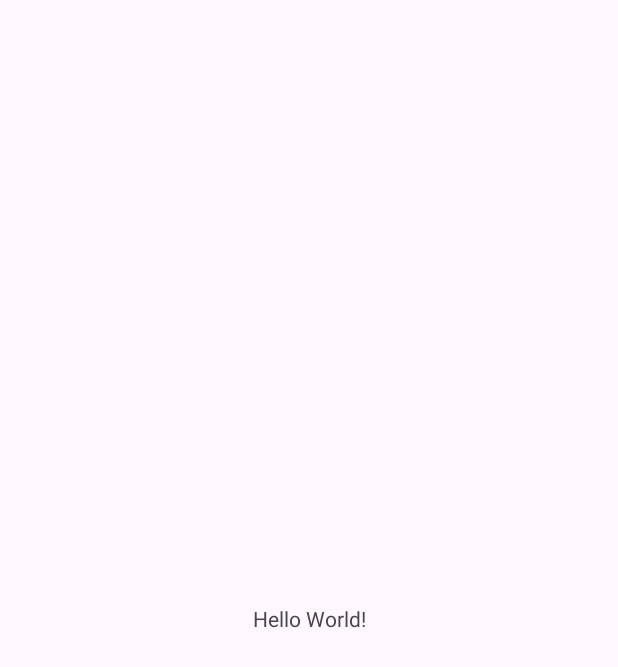
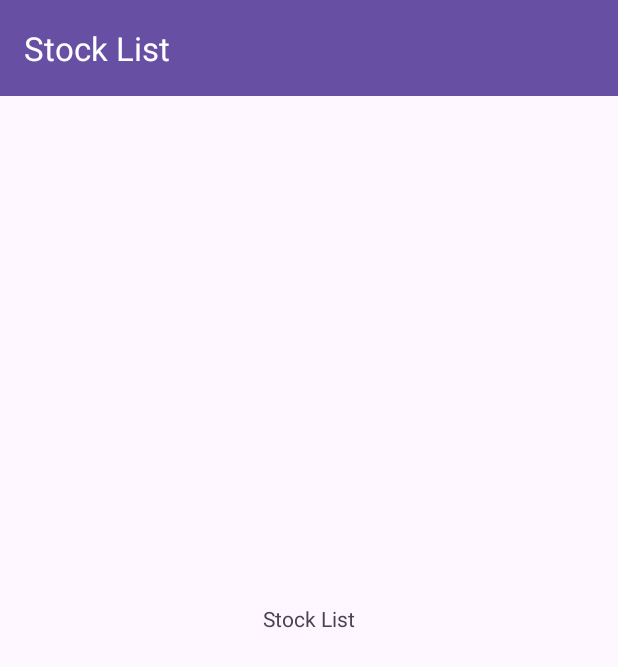
Before and after one commit to llc890410/TWSEStockInfo, an Android app: the screen it shows after launch (MainActivity), on a phone screen of 412 x 824 dp. Before the commit the part shown is almost empty. Shown: the top 667 px of the screen. Run offline under Robolectric (Android 15) with nearby library versions, the phone set to English and light mode, and no system bars; our stand-ins replace Dagger/Hilt's generated code, Timber, navigation-ui.

Commit message:
導入 NavController，新增 Toolbar，新增 StockListFragment

```diff
--- a/app/build.gradle.kts
+++ b/app/build.gradle.kts
@@ -4,6 +4,7 @@ plugins {
     alias(libs.plugins.hilt.android.gradle.plugin)
     alias(libs.plugins.ksp)
     alias(libs.plugins.kotlinx.serialization)
+    alias(libs.plugins.androidx.navigation.safe.args)
 }
 
 android {
@@ -62,6 +63,8 @@ dependencies {
     implementation(libs.retrofit.kotlinx.serialization.converter)
     implementation(libs.timber)
     implementation(libs.lifecycle.viewmodel.ktx)
+    implementation(libs.androidx.navigation.fragment.ktx)
+    implementation(libs.androidx.navigation.ui.ktx)
     testImplementation(libs.junit)
     androidTestImplementation(libs.androidx.junit)
     androidTestImplementation(libs.androidx.espresso.core)
--- a/app/src/main/java/com/michaelliu/twsestockinfo/MainActivity.kt
+++ b/app/src/main/java/com/michaelliu/twsestockinfo/MainActivity.kt
@@ -1,45 +1,37 @@
 package com.michaelliu.twsestockinfo
 
 import android.os.Bundle
-import androidx.activity.enableEdgeToEdge
-import androidx.activity.viewModels
 import androidx.appcompat.app.AppCompatActivity
-import androidx.core.view.ViewCompat
-import androidx.core.view.WindowInsetsCompat
-import com.michaelliu.twsestockinfo.presentation.ui.stocklist.StockInfoListViewModel
-import com.michaelliu.twsestockinfo.utils.NetworkResult
+import androidx.navigation.NavController
+import androidx.navigation.fragment.NavHostFragment
+import androidx.navigation.ui.setupActionBarWithNavController
+import com.michaelliu.twsestockinfo.databinding.ActivityMainBinding
 import dagger.hilt.android.AndroidEntryPoint
-import timber.log.Timber
 
 @AndroidEntryPoint
 class MainActivity : AppCompatActivity() {
 
-    private val stockInfoListViewModel: StockInfoListViewModel by viewModels()
+    private lateinit var binding: ActivityMainBinding
+    private lateinit var navController: NavController
 
     override fun onCreate(savedInstanceState: Bundle?) {
         super.onCreate(savedInstanceState)
-        enableEdgeToEdge()
-        setContentView(R.layout.activity_main)
-        ViewCompat.setOnApplyWindowInsetsListener(findViewById(R.id.main)) { v, insets ->
-            val systemBars = insets.getInsets(WindowInsetsCompat.Type.systemBars())
-            v.setPadding(systemBars.left, systemBars.top, systemBars.right, systemBars.bottom)
-            insets
-        }
+        binding = ActivityMainBinding.inflate(layoutInflater)
+        setContentView(binding.root)
 
-        observeStockState()
-        stockInfoListViewModel.fetchStockInfoList()
+        setupNavController()
+
+        setSupportActionBar(binding.toolbar)
+        setupActionBarWithNavController(navController)
     }
 
-    private fun observeStockState() {
-        stockInfoListViewModel.stockState.observe(this) { state ->
-            when (state) {
-                is NetworkResult.Success -> {
-                    Timber.e("Stock list: ${state.data}")
-                }
-                is NetworkResult.Failure -> {
-                    Timber.e("Error: ${state.exception}")
-                }
-            }
-        }
+    private fun setupNavController() {
+        val navHostFragment =
+            supportFragmentManager.findFragmentById(R.id.nav_host_fragment) as NavHostFragment
+        navController = navHostFragment.navController
+    }
+
+    override fun onSupportNavigateUp(): Boolean {
+        return navController.navigateUp() || super.onSupportNavigateUp()
     }
 }
--- /dev/null
+++ b/app/src/main/java/com/michaelliu/twsestockinfo/presentation/ui/stockinfolist/StockInfoListFragment.kt
@@ -0,0 +1,31 @@
+package com.michaelliu.twsestockinfo.presentation.ui.stockinfolist
+
+import android.os.Bundle
+import android.view.LayoutInflater
+import android.view.View
+import android.view.ViewGroup
+import androidx.fragment.app.Fragment
+import com.michaelliu.twsestockinfo.databinding.FragmentStockInfoListBinding
+import dagger.hilt.android.AndroidEntryPoint
+
+@AndroidEntryPoint
+class StockInfoListFragment : Fragment() {
+
+    private var _binding: FragmentStockInfoListBinding? = null
+    private val binding get() = _binding!!
+
+    override fun onCreateView(
+        inflater: LayoutInflater,
+        container: ViewGroup?,
+        savedInstanceState: Bundle?
+    ): View {
+        _binding = FragmentStockInfoListBinding.inflate(inflater, container, false)
+        return binding.root
+    }
+
+    override fun onDestroyView() {
+        super.onDestroyView()
+        _binding = null
+    }
+
+}
--- a/app/src/main/java/com/michaelliu/twsestockinfo/presentation/ui/stocklist/StockInfoListViewModel.kt
+++ b/app/src/main/java/com/michaelliu/twsestockinfo/presentation/ui/stockinfolist/StockInfoListViewModel.kt
@@ -1,4 +1,4 @@
-package com.michaelliu.twsestockinfo.presentation.ui.stocklist
+package com.michaelliu.twsestockinfo.presentation.ui.stockinfolist
 
 import androidx.lifecycle.LiveData
 import androidx.lifecycle.MutableLiveData
--- a/app/src/main/res/layout/activity_main.xml
+++ b/app/src/main/res/layout/activity_main.xml
@@ -7,13 +7,24 @@
     android:layout_height="match_parent"
     tools:context=".MainActivity">
 
-    <TextView
-        android:layout_width="wrap_content"
-        android:layout_height="wrap_content"
-        android:text="Hello World!"
-        app:layout_constraintBottom_toBottomOf="parent"
+    <com.google.android.material.appbar.MaterialToolbar
+        android:id="@+id/toolbar"
+        android:layout_width="match_parent"
+        android:layout_height="?attr/actionBarSize"
+        android:background="?attr/colorPrimary"
         app:layout_constraintEnd_toEndOf="parent"
         app:layout_constraintStart_toStartOf="parent"
-        app:layout_constraintTop_toTopOf="parent" />
+        app:layout_constraintTop_toTopOf="parent"
+        app:popupTheme="@style/ThemeOverlay.MaterialComponents.Light"
+        app:title="@string/tool_bar_title"
+        app:titleTextColor="@android:color/white" />
+
+    <androidx.fragment.app.FragmentContainerView
+        android:id="@+id/nav_host_fragment"
+        android:name="androidx.navigation.fragment.NavHostFragment"
+        android:layout_width="match_parent"
+        android:layout_height="match_parent"
+        app:defaultNavHost="true"
+        app:navGraph="@navigation/nav_graph" />
 
 </androidx.constraintlayout.widget.ConstraintLayout>
--- /dev/null
+++ b/app/src/main/res/layout/fragment_stock_info_list.xml
@@ -0,0 +1,17 @@
+<?xml version="1.0" encoding="utf-8"?>
+<androidx.constraintlayout.widget.ConstraintLayout xmlns:android="http://schemas.android.com/apk/res/android"
+    xmlns:app="http://schemas.android.com/apk/res-auto"
+    android:layout_width="match_parent"
+    android:layout_height="match_parent">
+
+    <TextView
+        android:id="@+id/stockListTitle"
+        android:layout_width="wrap_content"
+        android:layout_height="wrap_content"
+        android:text="Stock List"
+        app:layout_constraintBottom_toBottomOf="parent"
+        app:layout_constraintEnd_toEndOf="parent"
+        app:layout_constraintStart_toStartOf="parent"
+        app:layout_constraintTop_toTopOf="parent" />
+
+</androidx.constraintlayout.widget.ConstraintLayout>
--- /dev/null
+++ b/app/src/main/res/navigation/nav_graph.xml
@@ -0,0 +1,12 @@
+<?xml version="1.0" encoding="utf-8"?>
+<navigation xmlns:android="http://schemas.android.com/apk/res/android"
+    xmlns:app="http://schemas.android.com/apk/res-auto"
+    xmlns:tools="http://schemas.android.com/tools"
+    app:startDestination="@id/stockListFragment">
+
+    <fragment
+        android:id="@+id/stockListFragment"
+        android:name="com.michaelliu.twsestockinfo.presentation.ui.stockinfolist.StockInfoListFragment"
+        android:label="Stock List"
+        tools:layout="@layout/fragment_stock_info_list" />
+</navigation>
--- a/app/src/main/res/values/strings.xml
+++ b/app/src/main/res/values/strings.xml
@@ -1,3 +1,4 @@
 <resources>
     <string name="app_name">TWSE Stock Info</string>
+    <string name="tool_bar_title">Stock List</string>
 </resources>
--- a/build.gradle.kts
+++ b/build.gradle.kts
@@ -5,4 +5,5 @@ plugins {
     alias(libs.plugins.hilt.android.gradle.plugin) apply false
     alias(libs.plugins.ksp) apply false
     alias(libs.plugins.kotlinx.serialization) apply false
+    alias(libs.plugins.androidx.navigation.safe.args) apply false
 }
--- a/gradle/libs.versions.toml
+++ b/gradle/libs.versions.toml
@@ -17,6 +17,7 @@ kotlinxSerialization = "1.7.1"
 retrofitKotlinxSerializationConverter = "1.0.0"
 timber = "5.0.1"
 lifecycle = "2.8.7"
+navigation = "2.8.5"
 
 [libraries]
 androidx-core-ktx = { group = "androidx.core", name = "core-ktx", version.ref = "coreKtx" }
@@ -37,6 +38,8 @@ kotlinx-serialization-json = { group = "org.jetbrains.kotlinx", name = "kotlinx-
 retrofit-kotlinx-serialization-converter = { group = "com.jakewharton.retrofit", name = "retrofit2-kotlinx-serialization-converter", version.ref = "retrofitKotlinxSerializationConverter" }
 timber = { group = "com.jakewharton.timber", name = "timber", version.ref = "timber" }
 lifecycle-viewmodel-ktx = { group = "androidx.lifecycle", name = "lifecycle-viewmodel-ktx", version.ref = "lifecycle" }
+androidx-navigation-fragment-ktx = { group = "androidx.navigation", name = "navigation-fragment-ktx", version.ref = "navigation"}
+androidx-navigation-ui-ktx = { group = "androidx.navigation", name = "navigation-ui-ktx", version.ref = "navigation"}
 
 [plugins]
 android-application = { id = "com.android.application", version.ref = "agp" }
@@ -44,3 +47,4 @@ kotlin-android = { id = "org.jetbrains.kotlin.android", version.ref = "kotlin" }
 hilt-android-gradle-plugin = { id = "com.google.dagger.hilt.android", version.ref = "hilt" }
 ksp = { id = "com.google.devtools.ksp", version.ref = "ksp" }
 kotlinx-serialization = { id = "org.jetbrains.kotlin.plugin.serialization", version.ref = "kotlin" }
+androidx-navigation-safe-args = { id = "androidx.navigation.safeargs.kotlin", version.ref = "navigation" }
```
